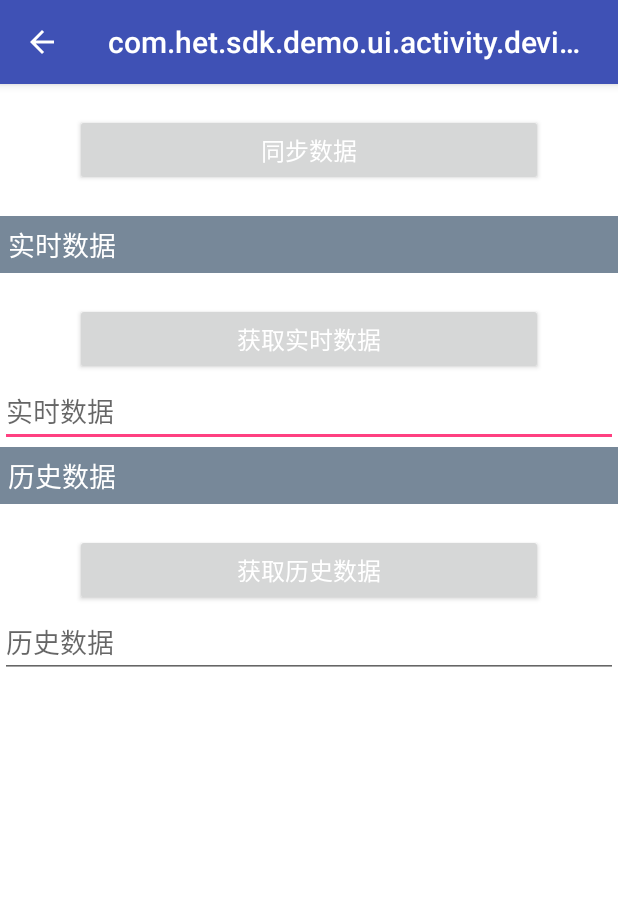
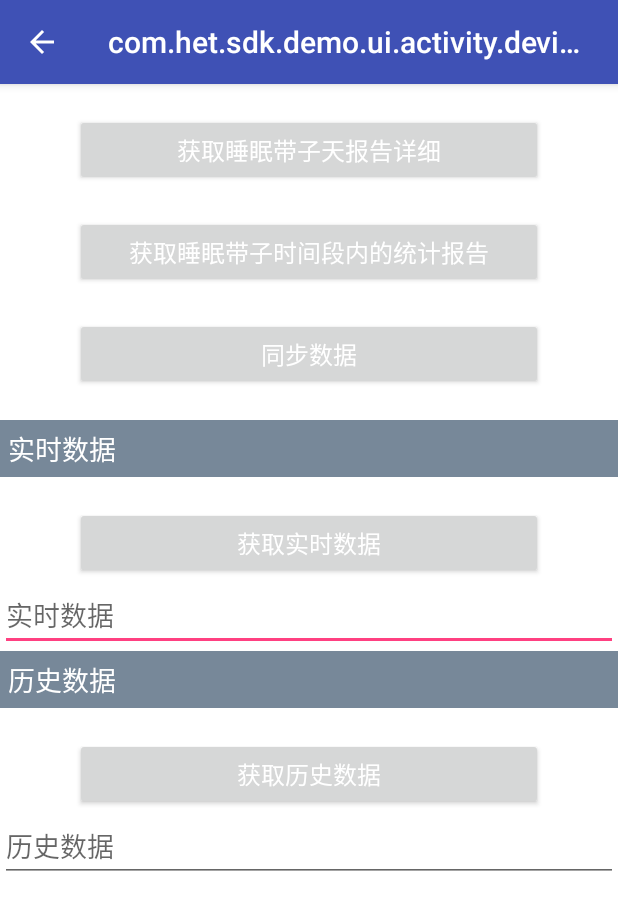
Before and after one commit to C-Life/clife_open_android_sdk, an Android app: the MattressActivity screen opened directly, with no data from a screen before it, after a tap on "获取实时数据", on a phone screen of 412 x 824 dp. Shown: the top 910 px of the screen. Run offline under Robolectric (Android 15) with nearby library versions, the light colour scheme and no system bars; libraries missing offline, so code that uses them is left out: com.het.open; 3 statements that could not run were skipped.

Commit message:
升级到1.0.3快照版本

```diff
--- a/ClifeHetSdkDemo/src/main/java/com/het/sdk/demo/ui/activity/device/MattressActivity.java
+++ b/ClifeHetSdkDemo/src/main/java/com/het/sdk/demo/ui/activity/device/MattressActivity.java
@@ -5,9 +5,9 @@ import android.os.Message;
 import android.view.View;
 import android.widget.Button;
 import android.widget.EditText;
-
 import com.google.gson.reflect.TypeToken;
-import com.het.open.lib.api.HetBleControlApi;
+import com.het.open.lib.api.HetSleepBleControlApi;
+import com.het.open.lib.api.HetSleepLaceReportApi;
 import com.het.open.lib.callback.IHetCallback;
 import com.het.open.lib.model.DeviceModel;
 import com.het.open.lib.utils.GsonUtil;
@@ -20,13 +20,13 @@ import com.het.sdk.demo.model.mattress.SleepDataModel;
 import com.het.sdk.demo.ui.activity.BaseActivity;
 import com.het.sdk.demo.utils.Constants;
 import com.het.sdk.demo.utils.HandlerUtil;
-
 import java.util.List;
 
 
 /**
  * 蓝牙设备控制页面（睡眠带子）
  */
+
 public class MattressActivity extends BaseActivity implements View.OnClickListener {
 
 
@@ -38,6 +38,8 @@ public class MattressActivity extends BaseActivity implements View.OnClickListen
     private Button btnSync;
     private Button btnHistroy;
     private Button btnReal;
+    private Button btnDayReport;
+    private Button btnTimeReport;
     private final int SHOW_REAL_DATA = 0x01;
     private final int SHOW_HISTROY_DATA = 0x02;
 
@@ -89,6 +91,10 @@ public class MattressActivity extends BaseActivity implements View.OnClickListen
         btnReal.setOnClickListener(this);
         editReal = (EditText) findViewById(R.id.edt_real);
         editHistroy = (EditText) findViewById(R.id.edt_histroy);
+        btnDayReport=(Button)findViewById(R.id.btn_getSummaryDayData);
+        btnDayReport.setOnClickListener(this);
+        btnTimeReport=(Button)findViewById(R.id.btn_getDayDataList);
+        btnTimeReport.setOnClickListener(this);
 
     }
 
@@ -96,9 +102,46 @@ public class MattressActivity extends BaseActivity implements View.OnClickListen
     @Override
     public void onClick(View v) {
         switch (v.getId()) {
+            case R.id.btn_getSummaryDayData:
+//                HetSleepLaceReportApi.getInstance().getSummaryDayData(new IHetCallback() {
+//                    @Override
+//                    public void onSuccess(int code, String msg) {
+//                        if (code==0){
+//                            if (!StringUtils.isNull(msg)){
+//                                showToast(msg);
+//                            }
+//                        }
+//                    }
+//
+//                    @Override
+//                    public void onFailed(int code, String msg) {
+//                        showToast(code+msg);
+//                    }
+//                },deviceModel.getDeviceId(),"2017-01-07",480);
+                //  HetSleepLaceReportApi.getInstance().
+                //  HetSleepLaceReportApi.getInstance().
+                break;
+            case R.id.btn_getDayDataList:
+                HetSleepLaceReportApi.getInstance().getDayDataList(new IHetCallback() {
+                    @Override
+                    public void onSuccess(int code, String msg) {
+                        if (code==0){
+                            if (!StringUtils.isNull(msg)){
+                                showToast(msg);
+                            }
+                        }
+                    }
+
+                    @Override
+                    public void onFailed(int code, String msg) {
+                        showToast(code+msg);
+                    }
+                },deviceModel.getDeviceId(),"2017-01-06","2017-01-07");
+
+                break;
             case R.id.btn_sync_data:
                 showDialog("同步数据");
-                HetBleControlApi.getInstance().syncData(deviceModel, new IHetCallback() {
+                HetSleepBleControlApi.getInstance().syncData( new IHetCallback() {
                     @Override
                     public void onSuccess(int i, String s) {
                         hideDialog();
@@ -111,7 +154,7 @@ public class MattressActivity extends BaseActivity implements View.OnClickListen
                     }
 
 
-                });
+                },deviceModel);
 
 
                 break;
@@ -120,7 +163,7 @@ public class MattressActivity extends BaseActivity implements View.OnClickListen
                 showDialog("获取历史数据");
                 String startTime = TimeUtils.getBeforeDate(8);
                 String endTime = TimeUtils.getYesterday();
-                HetBleControlApi.getInstance().getHistroyData(deviceModel, new IHetCallback() {
+                HetSleepBleControlApi.getInstance().getHistroyData( new IHetCallback() {
 
                     @Override
                     public void onSuccess(int i, String s) {
@@ -156,12 +199,12 @@ public class MattressActivity extends BaseActivity implements View.OnClickListen
                     }
 
 
-                }, startTime, endTime);
+                },deviceModel, startTime, endTime);
 
                 break;
             case R.id.btn_real_data:
                 showDialog("获取实时数据");
-                HetBleControlApi.getInstance().getRealData(deviceModel, new IHetCallback() {
+                HetSleepBleControlApi.getInstance().getRealData(new IHetCallback() {
                     @Override
                     public void onSuccess(int i, String s) {
                         hideDialog();
@@ -175,7 +218,7 @@ public class MattressActivity extends BaseActivity implements View.OnClickListen
                     }
 
 
-                });
+                },deviceModel);
                 break;
 
         }
--- a/ClifeHetSdkDemo/src/main/res/layout/activity_lace_device_control.xml
+++ b/ClifeHetSdkDemo/src/main/res/layout/activity_lace_device_control.xml
@@ -12,6 +12,30 @@
             android:layout_width="match_parent"
             android:layout_height="wrap_content"
             android:orientation="vertical">
+
+            <Button
+                android:id="@+id/btn_getSummaryDayData"
+                android:layout_width="match_parent"
+                android:layout_height="wrap_content"
+                android:text="获取睡眠带子天报告详细"
+                android:layout_marginTop="20dp"
+                android:layout_marginLeft="50dp"
+                android:layout_marginRight="50dp"
+                android:padding="10dp"
+                android:textSize="16sp"
+                android:textColor="#ffffff"/>
+
+            <Button
+                android:id="@+id/btn_getDayDataList"
+                android:layout_width="match_parent"
+                android:layout_height="wrap_content"
+                android:text="获取睡眠带子时间段内的统计报告"
+                android:layout_marginTop="20dp"
+                android:layout_marginLeft="50dp"
+                android:layout_marginRight="50dp"
+                android:padding="10dp"
+                android:textSize="16sp"
+                android:textColor="#ffffff"/>
 
             <Button
                 android:id="@+id/btn_sync_data"
--- a/ClifeHetSdkDemo/src/main/res/values/styles.xml
+++ b/ClifeHetSdkDemo/src/main/res/values/styles.xml
@@ -32,7 +32,6 @@
 
     <style name="style_common_button" >
         <item name="android:layout_margin">30dp</item>
-
         <item name="android:layout_width">match_parent</item>
         <item name="android:layout_height">wrap_content</item>
         <item name="android:textSize">@dimen/common_textsize_xxmiddle</item>
--- a/build.gradle
+++ b/build.gradle
@@ -5,7 +5,7 @@ buildscript {
         jcenter()
     }
     dependencies {
-        classpath 'com.android.tools.build:gradle:2.2.3'
+        classpath 'com.android.tools.build:gradle:2.3.0'
         // NOTE: Do not place your application dependencies here; they belong
         // in the individual module build.gradle files
     }
```
Also changed, not shown: ClifeHetSdkDemo/build.gradle (+5 -9 lines), ClifeHetSdkDemo/src/main/java/com/het/sdk/demo/ui/activity/share/ShareDeviceApiActivity.java (+17 -17 lines), 2 other files.
